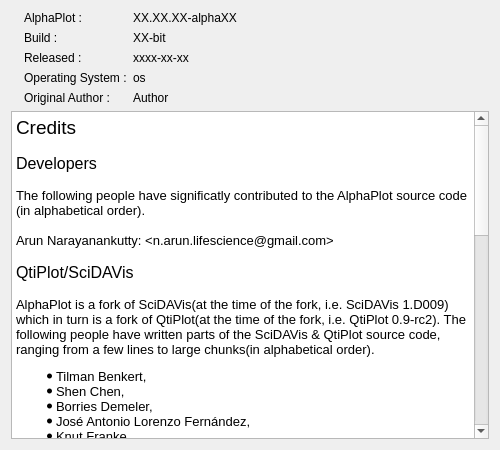
The window that alphaplot/src/About.ui (narunlifescience/AlphaPlot) describes before a commit, drawn with Qt 5.
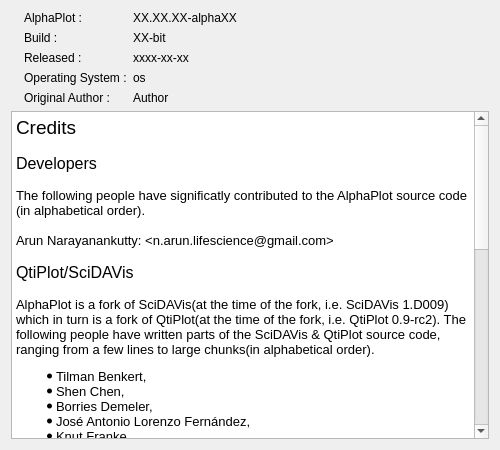
The same window after the commit. Icons and pictures are not drawn.

Commit message: remove unused files + about text update

What changed in the file:
```diff
--- a/alphaplot/src/About.ui
+++ b/alphaplot/src/About.ui
@@ -188,10 +188,6 @@
 &lt;li style=&quot; font-size:10pt;&quot; style=&quot; margin-top:0px; margin-bottom:0px; margin-left:0px; margin-right:0px; -qt-block-indent:0; text-indent:0px;&quot;&gt;Branimir Vasilic,&lt;/li&gt;
 &lt;li style=&quot; font-size:10pt;&quot; style=&quot; margin-top:0px; margin-bottom:0px; margin-left:0px; margin-right:0px; -qt-block-indent:0; text-indent:0px;&quot;&gt;Ion Vasilief,&lt;/li&gt;
 &lt;li style=&quot; font-size:10pt;&quot; style=&quot; margin-top:0px; margin-bottom:12px; margin-left:0px; margin-right:0px; -qt-block-indent:0; text-indent:0px;&quot;&gt;Vincent Wagelaar&lt;/li&gt;&lt;/ul&gt;
-&lt;p style=&quot; margin-top:0px; margin-bottom:12px; margin-left:0px; margin-right:0px; -qt-block-indent:0; text-indent:0px;&quot;&gt;&lt;span style=&quot; font-size:10pt;&quot;&gt;The AlphaPlot manual is based on the QtiPlot and SciDAVis manual, written by(in alphabetical order):&lt;/span&gt;&lt;/p&gt;
-&lt;ul style=&quot;margin-top: 0px; margin-bottom: 0px; margin-left: 0px; margin-right: 0px; -qt-list-indent: 1;&quot;&gt;&lt;li style=&quot; font-size:10pt;&quot; style=&quot; margin-top:12px; margin-bottom:0px; margin-left:0px; margin-right:0px; -qt-block-indent:0; text-indent:0px;&quot;&gt;Knut Franke,&lt;/li&gt;
-&lt;li style=&quot; font-size:10pt;&quot; style=&quot; margin-top:0px; margin-bottom:0px; margin-left:0px; margin-right:0px; -qt-block-indent:0; text-indent:0px;&quot;&gt;Roger Gadiou,&lt;/li&gt;
-&lt;li style=&quot; font-size:10pt;&quot; style=&quot; margin-top:0px; margin-bottom:12px; margin-left:0px; margin-right:0px; -qt-block-indent:0; text-indent:0px;&quot;&gt;Ion Vasilief&lt;/li&gt;&lt;/ul&gt;
 &lt;p style=&quot; margin-top:0px; margin-bottom:0px; margin-left:0px; margin-right:0px; -qt-block-indent:0; text-indent:0px;&quot;&gt;&lt;span style=&quot; font-size:12pt;&quot;&gt;Special Thanks&lt;/span&gt;&lt;/p&gt;
 &lt;p style=&quot;-qt-paragraph-type:empty; margin-top:0px; margin-bottom:0px; margin-left:0px; margin-right:0px; -qt-block-indent:0; text-indent:0px; font-size:10pt;&quot;&gt;&lt;br /&gt;&lt;/p&gt;
 &lt;p style=&quot; margin-top:0px; margin-bottom:0px; margin-left:0px; margin-right:0px; -qt-block-indent:0; text-indent:0px;&quot;&gt;&lt;span style=&quot; font-size:10pt;&quot;&gt;We also want to acknowledge the people having helped us indirectly by contributing to the following&lt;/span&gt;&lt;/p&gt;
@@ -205,7 +201,7 @@
 &lt;li style=&quot;&quot; style=&quot; margin-top:0px; margin-bottom:0px; margin-left:0px; margin-right:0px; -qt-block-indent:0; text-indent:0px;&quot;&gt;Git (&lt;a href=&quot;https://git-scm.com/&quot;&gt;&lt;span style=&quot; text-decoration: underline; color:#007af4;&quot;&gt;https://git-scm.com/&lt;/span&gt;&lt;/a&gt;),&lt;/li&gt;
 &lt;li style=&quot;&quot; style=&quot; margin-top:0px; margin-bottom:0px; margin-left:0px; margin-right:0px; -qt-block-indent:0; text-indent:0px;&quot;&gt;Breeze Icons (&lt;a href=&quot;https://github.com/KDE/breeze-icons&quot;&gt;&lt;span style=&quot; text-decoration: underline; color:#007af4;&quot;&gt;https://github.com/KDE/breeze-icons&lt;/span&gt;&lt;/a&gt;),&lt;/li&gt;
 &lt;li style=&quot;&quot; style=&quot; margin-top:0px; margin-bottom:0px; margin-left:0px; margin-right:0px; -qt-block-indent:0; text-indent:0px;&quot;&gt;Inno Setup (&lt;a href=&quot;https://jrsoftware.org/isinfo.php&quot;&gt;&lt;span style=&quot; text-decoration: underline; color:#007af4;&quot;&gt;https://jrsoftware.org/isinfo.php&lt;/span&gt;&lt;/a&gt;),&lt;/li&gt;
-&lt;li style=&quot;&quot; style=&quot; margin-top:0px; margin-bottom:12px; margin-left:0px; margin-right:0px; -qt-block-indent:0; text-indent:0px;&quot;&gt;AppImage (&lt;a href=&quot;https://appimage.org/&quot;&gt;&lt;span style=&quot; text-decoration: underline; color:#007af4;&quot;&gt;https://appimage.org/&lt;/span&gt;&lt;/a&gt;)&lt;/li&gt;&lt;/ul&gt;
+&lt;li style=&quot;&quot; style=&quot; margin-top:0px; margin-bottom:12px; margin-left:0px; margin-right:0px; -qt-block-indent:0; text-indent:0px;&quot;&gt;Flathub (&lt;a href=&quot;https://flathub.org/&quot;&gt;&lt;span style=&quot; text-decoration: underline; color:#007af4;&quot;&gt;https://flathub.org/&lt;/span&gt;&lt;/a&gt;)&lt;/li&gt;&lt;/ul&gt;
 &lt;p style=&quot; margin-top:0px; margin-bottom:0px; margin-left:0px; margin-right:0px; -qt-block-indent:0; text-indent:0px;&quot;&gt;&lt;span style=&quot; font-size:10pt;&quot;&gt;... and many more we just forgot to mention.&lt;/span&gt;&lt;/p&gt;&lt;/body&gt;&lt;/html&gt;</string>
      </property>
     </widget>
```
The commit also changes 20 other files.
